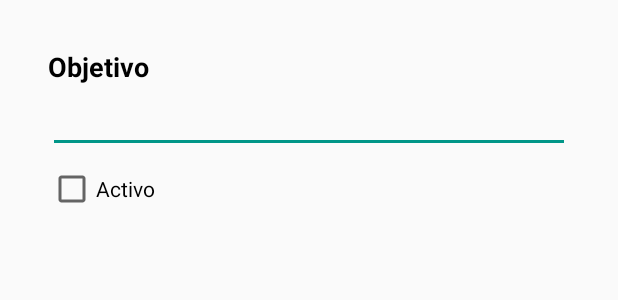
After one commit to angelcastro2/SedentApp, an Android app: the layout dialog_objetivos.xml on its own in the app's theme, with its tools: preview values and no code run, on a phone screen of 412 x 824 dp. The commit adds this screen. Shown: the top 300 px of the screen. Run offline under Robolectric (Android 15) with nearby library versions, the phone set to English and light mode, and no system bars.

Commit message:
AlertDialog funcionando para el primer objetivo.

```diff
--- /dev/null
+++ b/app/src/main/res/layout/dialog_objetivos.xml
@@ -0,0 +1,38 @@
+<?xml version="1.0" encoding="utf-8"?>
+<LinearLayout xmlns:android="http://schemas.android.com/apk/res/android"
+    android:layout_width="match_parent"
+    android:layout_height="match_parent"
+    android:orientation="vertical"
+    android:layout_margin="@dimen/activity_horizontal_margin">
+
+    <LinearLayout
+        android:layout_width="match_parent"
+        android:layout_height="wrap_content"
+        android:orientation="vertical"
+        android:layout_margin="@dimen/activity_horizontal_margin">
+
+        <TextView
+            android:layout_width="match_parent"
+            android:layout_height="wrap_content"
+            android:id="@+id/textview_tipo_objetivo_alertdialog"
+            android:text="@string/objetivo_generico_dialog"
+            android:textSize="18dp"
+            android:textColor="@android:color/black"
+            android:textStyle="bold"/>
+
+        <EditText
+            android:id="@+id/editText_edit_objetivo"
+            android:layout_width="match_parent"
+            android:layout_height="wrap_content"
+            android:ems="10"
+            android:inputType="number"
+            android:layout_marginBottom="8dp"/>
+
+        <CheckBox
+            android:layout_width="match_parent"
+            android:layout_height="wrap_content"
+            android:text="@string/objetivos_dialog_activo" />
+
+    </LinearLayout>
+
+</LinearLayout>
--- a/app/src/main/res/layout/fragment_objetivos.xml
+++ b/app/src/main/res/layout/fragment_objetivos.xml
@@ -43,7 +43,8 @@
                     android:layout_alignParentRight="true"
                     android:layout_alignParentTop="true"
                     android:background="@android:color/transparent"
-                    android:src="@drawable/ic_edit_objetivo" />
+                    android:src="@drawable/ic_edit_objetivo"
+                    android:id="@+id/boton_edit_pasos"/>
             </RelativeLayout>
 
             <LinearLayout
--- a/app/src/main/res/values/strings.xml
+++ b/app/src/main/res/values/strings.xml
@@ -27,4 +27,14 @@
     <string name="tiempoActividad">Tiempo de actividad</string>
     <string name="horas_unidad">h</string>
 
+    <!-- Objetivos dialog -->
+    <string name="objetivos_dialog_titulo">Editar objetivo</string>
+    <string name="objetivos_dialog_activo">Activo</string>
+    <string name="objetivo_generico_dialog">Objetivo</string>
+
+
+    <!-- Generico -->
+    <string name="guardar">Guardar</string>
+    <string name="cancelar">Cancelar</string>
+
 </resources>
```
Also changed, not shown: app/src/main/java/com/sedentapp/sedentapp/sedentapp/ObjetivosFragment.java (+95 -0 lines).
